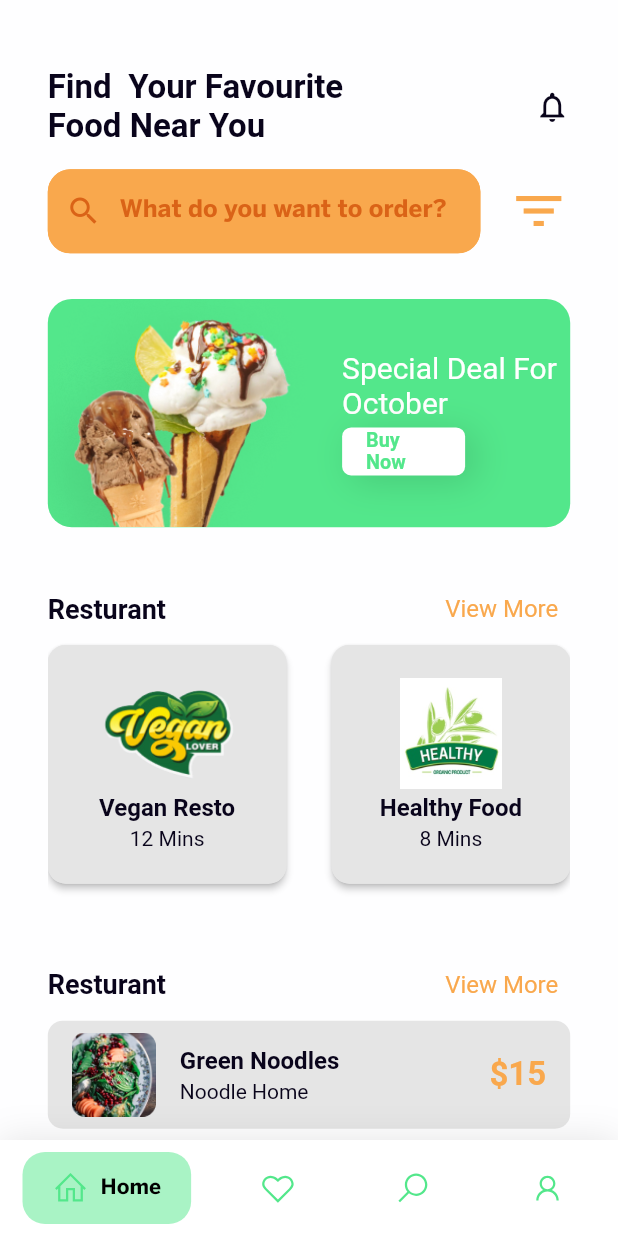
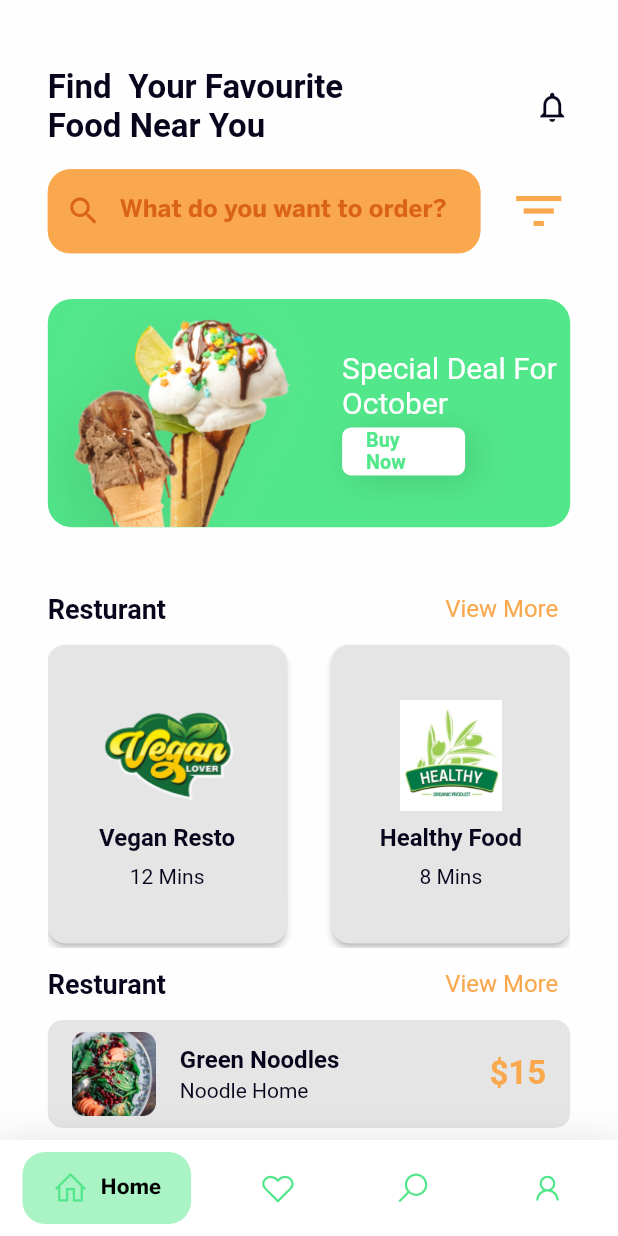
Before and after one commit to sublime247/food_delivery, a Flutter app: the screen it shows after launch, on a phone screen of 412 x 824 dp. Run offline on Flutter 3.47's test engine with Material 2 defaults, Android fonts, the phone set to English and light mode, and no system bars; drawn by our look-alikes of google_nav_bar; our stand-ins replace equatable, firebase_core, flutter_riverpod, flutter_screenutil, fpdart, go_router and 1 more; accounts and stored records are empty; Roboto replaces fonts that are missing (Montserrat).

```diff
--- a/lib/cores/components/search_input.dart
+++ b/lib/cores/components/search_input.dart
@@ -7,17 +7,21 @@ class SearchInputField extends StatelessWidget {
       required this.controller,
       required this.hintText,
       this.inputType = TextInputType.text,
-       this.labelText});
+       this.labelText,
+       this.width,
+       });
   final TextEditingController controller;
   final String hintText;
   final TextInputType inputType;
   final String? labelText;
+  final double? width;
 
   @override
   Widget build(BuildContext context) {
     late final theme = Theme.of(context).extension<Palette>()!;
     return SizedBox(
-      width: MediaQuery.of(context).size.width * 0.7,
+      width: width??MediaQuery.of(context).size.width * 0.7,
+
       child: TextFormField(
         key: GlobalKey(debugLabel: 'kush'),
         controller: controller,
--- /dev/null
+++ b/lib/features/home/presentation/sub_features/view/notifications.dart
@@ -0,0 +1,11 @@
+import 'package:flutter/material.dart';
+import 'package:flutter_riverpod/flutter_riverpod.dart';
+
+class NotificationScreen extends ConsumerWidget {
+  const NotificationScreen({super.key});
+
+  @override
+  Widget build(BuildContext context, WidgetRef ref) {
+    return
+  }
+}
--- a/lib/features/home/presentation/widget/banner_data.dart
+++ b/lib/features/home/presentation/widget/banner_data.dart
@@ -1,3 +1,4 @@
 abstract class BannerText{
+  // ignore: non_constant_identifier_names
   static String InfoText ='Special Deal For \nOctober';
 }
--- a/lib/features/home/presentation/widget/custom_home.dart
+++ b/lib/features/home/presentation/widget/custom_home.dart
@@ -9,9 +9,9 @@ import 'package:food_delivery/cores/theme/palette.dart';
 import 'package:food_delivery/cores/utils/responsive_sizes.dart';
 
 class CustomHome extends ConsumerWidget {
-  CustomHome({super.key});
+  CustomHome(this.isHome, {super.key});
   final TextEditingController controller = TextEditingController();
-  final bool isHome = true;
+  final bool isHome;
   @override
   Widget build(BuildContext context, WidgetRef ref) {
     late final theme = Theme.of(context).extension<Palette>()!;
@@ -32,17 +32,21 @@ class CustomHome extends ConsumerWidget {
       ),
       vSpace(15),
       Row(
+        // mainAxisAlignment: MainAxisAlignment.v,
         children: [
           SearchInputField(
+
             controller: controller,
             hintText: 'What do you want to order?',
           ),
           hSpace(10),
+          if (isHome == true)
             Expanded(
               child: IconButton(
                   iconSize: 40,
                   onPressed: () {
-                  NavigationHelper.instance.navigateTo(RouteLocation.homechip);
+                    NavigationHelper.instance
+                        .navigateTo(RouteLocation.homechip);
                   },
                   icon: Icon(
                     Icons.filter_list_outlined,
--- a/lib/features/home/presentation/widget/homeTabs/home.dart
+++ b/lib/features/home/presentation/widget/homeTabs/home.dart
@@ -1,10 +1,5 @@
 import 'package:flutter/material.dart';
 import 'package:flutter_riverpod/flutter_riverpod.dart';
-import 'package:food_delivery/cores/components/components.dart';
-import 'package:food_delivery/cores/components/search_input.dart';
-import 'package:food_delivery/cores/components/text_widget.dart';
-import 'package:food_delivery/cores/constants/font_size.dart';
-import 'package:food_delivery/cores/theme/palette.dart';
 import 'package:food_delivery/cores/utils/utils.dart';
 import 'package:food_delivery/features/home/presentation/widget/custom_home.dart';
 import 'package:food_delivery/features/home/presentation/widget/home_banner.dart';
@@ -27,12 +22,12 @@ final TextEditingController controller = TextEditingController();
           child: Column(
 
             children:[
-              CustomHome(),
+              CustomHome(true),
                   vSpace(30),
                  const  HomeBanner(),
                  vSpace(30),
                  const  ResturantList(),
-                  vSpace(30),
+                  // vSpace(0),
                  const  PopularMenusList(),
 
 
--- a/lib/features/home/presentation/widget/homeTabs/home_tabs.dart
+++ b/lib/features/home/presentation/widget/homeTabs/home_tabs.dart
@@ -5,8 +5,8 @@ abstract class HomeTabs {
   static List<Widget> homeWidget = [
     HomeTab(),
    const  Scaffold(),
-    Scaffold(),
-    Scaffold(),
+   const  Scaffold(),
+   const  Scaffold(),
 
   ];
 }
--- a/lib/features/home/presentation/widget/home_banner.dart
+++ b/lib/features/home/presentation/widget/home_banner.dart
@@ -1,9 +1,7 @@
 import 'package:flutter/material.dart';
-import 'package:food_delivery/cores/components/button.dart';
 import 'package:food_delivery/cores/components/components.dart';
 import 'package:food_delivery/cores/constants/app_images.dart';
 import 'package:food_delivery/cores/theme/app_colors.dart';
-import 'package:food_delivery/cores/theme/palette.dart';
 import 'package:food_delivery/cores/utils/utils.dart';
 import 'package:food_delivery/features/home/presentation/widget/banner_data.dart';
 
--- a/lib/features/home/presentation/widget/home_with_chips.dart
+++ b/lib/features/home/presentation/widget/home_with_chips.dart
@@ -27,7 +27,7 @@ class HomeActionChips extends ConsumerWidget {
               Column(
                 crossAxisAlignment: CrossAxisAlignment.start,
                 children: [
-                  CustomHome(),
+                  CustomHome(false),
                   vSpace(30),
                   _buildContext(context, 'Resturant', () {}, 'Type'),
                   vSpace(30),
--- a/lib/features/home/presentation/widget/returant_view_list.dart
+++ b/lib/features/home/presentation/widget/returant_view_list.dart
@@ -15,38 +15,43 @@ class ResturantList extends ConsumerWidget {
     final showAllresturant = ref.watch(toggleStateProvider);
     late final theme = Theme.of(context).extension<Palette>()!;
     return SizedBox(
-      height:showAllresturant.showAllResturant? MediaQuery.sizeOf(context).height/1.5 : 220,
+//  showAllresturant.showAllResturant? MediaQuery.sizeOf(context).height : 400),
+      height: showAllresturant.showAllResturant
+          ? MediaQuery.sizeOf(context).height / 1.2
+          : 250,
       child: ListView(
         physics: const NeverScrollableScrollPhysics(),
         children: [
           Row(
             mainAxisAlignment: MainAxisAlignment.spaceBetween,
             children: [
-             TextWidget('Resturant', fontSize: kfsLarge, fontWeight: FontWeight.w600, textColor: theme.mainTextColor ),
+              TextWidget('Resturant',
+                  fontSize: kfsLarge,
+                  fontWeight: FontWeight.w600,
+                  textColor: theme.mainTextColor),
               TextButton(
                 onPressed: () {
                   ref.read(toggleStateProvider.notifier).toggle();
                 },
-                child: TextWidget(showAllresturant.showAllResturant
-                    ? 'View Less'
-                    : 'View More',textColor: theme.textButton,),
+                child: TextWidget(
+                  showAllresturant.showAllResturant ? 'View Less' : 'View More',
+                  textColor: theme.textButton,
+                ),
               )
             ],
           ),
           SizedBox(
             height: MediaQuery.sizeOf(context).height,
             child: GridView.builder(
-              physics: showAllresturant.showAllResturant
-                    ?const AlwaysScrollableScrollPhysics()
-                    :const NeverScrollableScrollPhysics(),
+                physics: showAllresturant.showAllResturant
+                    ? const NeverScrollableScrollPhysics()
+                    : const NeverScrollableScrollPhysics(),
                 shrinkWrap: true,
-
                 gridDelegate: const SliverGridDelegateWithFixedCrossAxisCount(
                     crossAxisCount: 2,
                     mainAxisSpacing: 30,
-                    crossAxisSpacing: 30
-
-                    ),
+                    crossAxisSpacing: 30,
+                    childAspectRatio: 0.8),
                 itemCount: showAllresturant.showAllResturant
                     ? RestaurantListDataSource.resturantLists.length
                     : 2,
@@ -59,27 +64,31 @@ class ResturantList extends ConsumerWidget {
                       decoration: BoxDecoration(
                         borderRadius: BorderRadius.circular(12),
                         color: theme.cardColor,
-                        ),
+                      ),
                       child: Column(
                         mainAxisAlignment: MainAxisAlignment.center,
                         children: [
                           Image.asset(
-                            RestaurantListDataSource.resturantLists[index].image,
+                            RestaurantListDataSource
+                                .resturantLists[index].image,
                             height: h(73),
                             width: w(96),
                           ),
-                          vSpace(3),
-                          TextWidget(RestaurantListDataSource
-                              .resturantLists[index].resturantName,
-                              fontSize: kfsMedium, fontWeight: FontWeight.w600, textColor: theme.mainTextColor,),
-                          vSpace(3),
+                          vSpace(8),
                           TextWidget(
-                              RestaurantListDataSource.resturantLists[index].time,
-                              fontSize: kfsTiny, textColor: theme.mainTextColor,),
-
+                            RestaurantListDataSource
+                                .resturantLists[index].resturantName,
+                            fontSize: kfsMedium,
+                            fontWeight: FontWeight.w600,
+                            textColor: theme.mainTextColor,
+                          ),
+                          vSpace(8),
+                          TextWidget(
+                            RestaurantListDataSource.resturantLists[index].time,
+                            fontSize: kfsTiny,
+                            textColor: theme.mainTextColor,
+                          ),
                         ],
-
-
                       ),
                     ),
                   );
```
Also changed, not shown: lib/features/home/domain/repository/resturant_repository.dart (added), 3 other files. Lines whose indentation alone changed are shown as unchanged.
